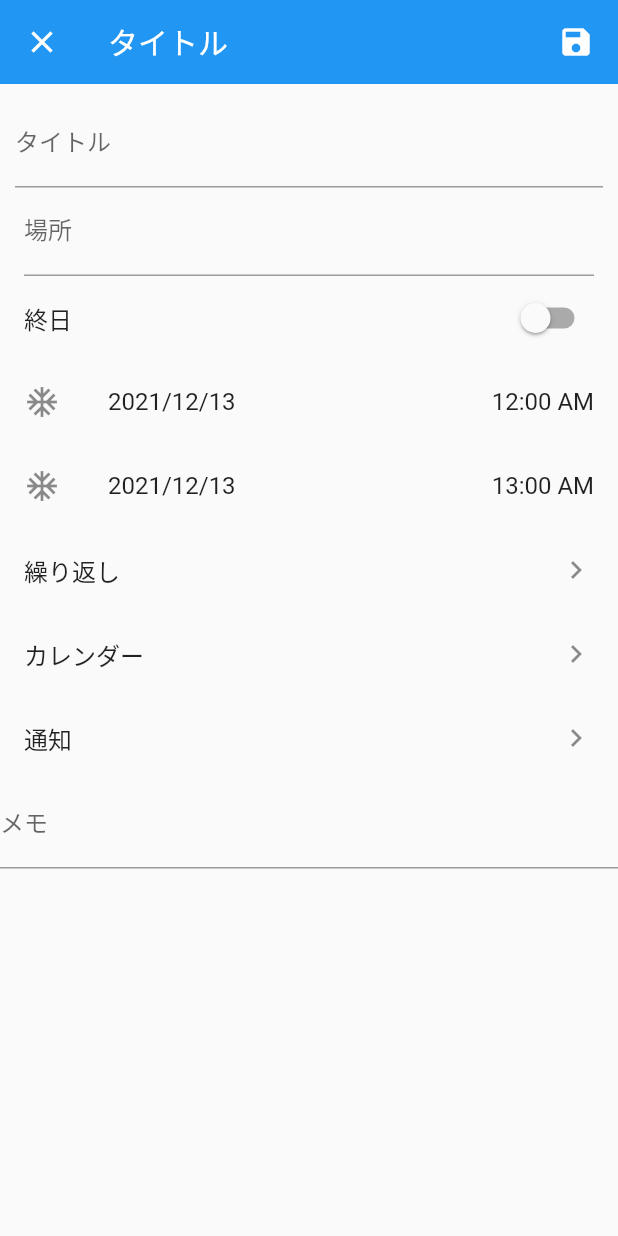
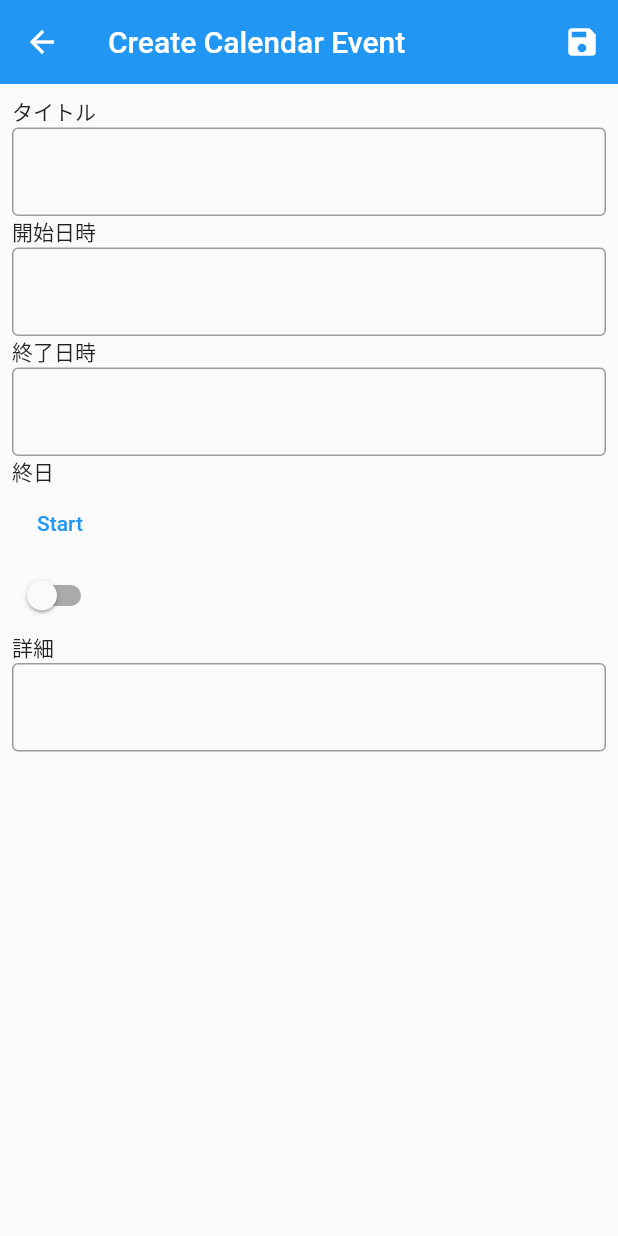
Before and after one commit to puchimilk/flutter_app, a Flutter app: the screen it shows after launch, after a tap on the "add" icon, on a phone screen of 412 x 824 dp. Run offline on Flutter 3.47's test engine with Material 2 defaults, Android fonts, the phone set to English and light mode, and no system bars; our stand-ins replace flutter_riverpod, routemaster, shared_preferences, sqflite; missing offline and left inert: charset_converter; accounts and stored records are empty; Roboto replaces fonts that are missing (Zen Kaku Gothic Antique).

Commit message:
main書き換え

```diff
--- a/lib/main.dart
+++ b/lib/main.dart
@@ -1,7 +1,11 @@
 import '/importer.dart';
 
-void main() {
-  runApp(const MyApp());
+Future<void> main() async {
+  runApp(
+    ProviderScope(
+      child: MyApp(),
+    ),
+  );
 }
 
 class MyApp extends StatelessWidget {
@@ -9,118 +13,58 @@ class MyApp extends StatelessWidget {
 
   @override
   Widget build(BuildContext context) {
-    return MaterialApp(
+    final routes = RouteMap(
+      routes: {
+        '/': (_) => TabPage(
+              child: BaseScreen(),
+              paths: ['/calendar', '/todo', '/memo', '/search', '/setting'],
+            ),
+        '/calendar': (_) => MaterialPage<dynamic>(
+              child: CalendarScreen(),
+            ),
+        '/calendar/new': (_) => MaterialPage<dynamic>(
+              child: AddCalendarEventScreen(),
+            ),
+        '/todo': (_) => MaterialPage<dynamic>(
+              child: TodoScreen(),
+            ),
+        '/todo/new': (_) => MaterialPage<dynamic>(
+              child: AddTodoScreen(),
+            ),
+        '/memo': (_) => MaterialPage<dynamic>(
+              child: MemoScreen(),
+            ),
+        '/search': (_) => MaterialPage<dynamic>(
+              child: SearchScreen(),
+            ),
+        '/setting': (_) => MaterialPage<dynamic>(
+              child: SettingScreen(),
+            ),
+      },
+    );
+
+    return MaterialApp.router(
       title: 'Flutter Demo',
       theme: ThemeData(
         primaryColor: AppColors.primary,
         textTheme: TextTheme(
           bodyText1: TextStyle(color: AppColors.darkGrey),
         ),
+        appBarTheme: AppBarTheme(
+          elevation: 0,
+        ),
+        tabBarTheme: TabBarTheme(
+          labelColor: AppColors.darkGrey,
+          labelPadding: EdgeInsets.zero,
+          unselectedLabelColor: AppColors.grey,
+        ),
+        fontFamily: 'Zen Kaku Gothic Antique',
       ),
-      home: const MyHomePage(),
+      routeInformationParser: RoutemasterParser(),
+      routerDelegate: RoutemasterDelegate(routesBuilder: (context) => routes),
     );
   }
 }
 
-class MyHomePage extends StatefulWidget {
-  const MyHomePage({Key? key}) : super(key: key);
-
-  @override
-  State<MyHomePage> createState() => _MyHomePageState();
-}
-
-class _MyHomePageState extends State<MyHomePage> {
-  // TODO: Todayページ実装
-  // TODO:  祝日判定の処理の重さ問題
-
-  @override
-  Widget build(BuildContext context) {
-    List<Widget> _children = <Widget>[
-      Column(
-        children: const <Widget>[
-          const WeekdayRow(),
-          //const MonthCalendarView(),
-          const TestMonthCalendarView(),
-        ],
-      ),
-      const WeekCalendarView(),
-      const DayCalendarView(),
-    ];
-
-    return Scaffold(
-      appBar: AppBar(
-        leading: IconButton(
-          icon: const Icon(Icons.menu),
-          onPressed: () => _showModalPage(context),
-        ),
-        title: const Text('タイトル'),
-        actions: [
-          SizedBox(
-            width: 56,
-            child: IconButton(
-              icon: const Icon(Icons.search),
-              onPressed: () {
-                // fetchEvent();
-              },
-            ),
-          ),
-          SizedBox(
-            width: 56,
-            child: IconButton(
-              icon: const Icon(Icons.today),
-              // onPressed: () => ref.watch(pageControllerProvider),
-              onPressed: () {},
-            ),
-          ),
-        ],
-        elevation: 0,
-      ),
-      body: Container(),
-      // body: _children[ref.watch(bottomNavigationProvider)],
-      /*
-      body: Column(
-        children: [
-          const WeekdayRow(),
-          MonthCalendarView(),
-        ],
-      ),
-      */
-      floatingActionButton: FloatingActionButton(
-        child: const Icon(Icons.add),
-        onPressed: () => _showAddEventPage(context),
-      ),
-      bottomNavigationBar: const BottomNavigation(),
-    );
-  }
-
-  BoxConstraints _constraints(BuildContext context) {
-    final MediaQueryData data = MediaQuery.of(context);
-    final double height = data.size.height - data.padding.top;
-    return BoxConstraints(maxHeight: height);
-  }
-
-  void _showModalPage(BuildContext context) {
-    showModalBottomSheet(
-      context: context,
-      isScrollControlled: true,
-      enableDrag: false,
-      constraints: _constraints(context),
-      builder: (context) => const ModalPage(),
-    );
-  }
-
-  void _showAddEventPage(BuildContext context) {
-    showModalBottomSheet(
-      context: context,
-      isScrollControlled: true,
-      enableDrag: false,
-      constraints: _constraints(context),
-      builder: (context) => const EventAddPage(),
-    );
-  }
-
-  // void fetchEvent() async {
-  //   final x = await FirebaseFirestore.instance.collection('users').doc('12345').get();
-  //   print(x.data());
-  // }
-}
+// TODO: Todayページ実装
+// TODO:  祝日判定の処理の重さ問題
--- /dev/null
+++ b/lib/ui/screen/add_calendar_event.dart
@@ -0,0 +1,126 @@
+import '/importer.dart';
+
+class AddCalendarEventScreen extends StatefulWidget {
+  AddCalendarEventScreen({Key? key}) : super(key: key);
+
+  @override
+  State<AddCalendarEventScreen> createState() => _AddCalendarEventScreenState();
+}
+
+class _AddCalendarEventScreenState extends State<AddCalendarEventScreen> {
+  @override
+  Widget build(BuildContext context) {
+    TextEditingController summaryController = TextEditingController();
+    TextEditingController descriptionController = TextEditingController();
+    TextEditingController locationController = TextEditingController();
+    bool _value = false;
+    void _onChanged(bool newValue) => setState(() => _value = newValue);
+
+    return Scaffold(
+      appBar: AppBar(
+        title: Text('Create Calendar Event'),
+        actions: [
+          IconButton(
+            onPressed: () {
+              final event = Event(
+                summary: summaryController.text,
+                description: descriptionController.text,
+                created: DateTime.now(),
+                location: locationController.text,
+                colorId: 1,
+                startDate: DateTime(2020),
+                isAllDay: true,
+              );
+              _insertEvent(event);
+
+              Routemaster.of(context).pop();
+            },
+            icon: Icon(Icons.save),
+          ),
+        ],
+      ),
+      body: LayoutBuilder(
+        builder: ((context, constraints) {
+          return ConstrainedBox(
+            constraints: BoxConstraints(minHeight: constraints.maxHeight),
+            child: SingleChildScrollView(
+              child: Padding(
+                padding: EdgeInsets.all(8),
+                child: Column(
+                  crossAxisAlignment: CrossAxisAlignment.start,
+                  children: [
+                    Text('タイトル'),
+                    TextField(
+                      controller: summaryController,
+                      decoration: InputDecoration(
+                        border: OutlineInputBorder(),
+                      ),
+                    ),
+                    Text('開始日時'),
+                    TextField(
+                      decoration: InputDecoration(
+                        border: OutlineInputBorder(),
+                      ),
+                    ),
+                    Text('終了日時'),
+                    TextField(
+                      decoration: InputDecoration(
+                        border: OutlineInputBorder(),
+                      ),
+                    ),
+                    Text('終日'),
+                    TextButton(
+                      onPressed: () async {
+                        _showDatePicker(context);
+                      },
+                      child: Text('Start'),
+                    ),
+                    Switch(
+                      value: _value,
+                      onChanged: (bool newValue) => _onChanged(newValue),
+                    ),
+                    Text('詳細'),
+                    TextField(
+                      controller: descriptionController,
+                      decoration: InputDecoration(
+                        border: OutlineInputBorder(),
+                      ),
+                    ),
+                  ],
+                ),
+              ),
+            ),
+          );
+        }),
+      ),
+    );
+  }
+
+  Future<void> _insertEvent(Event event) async {
+    final Future<Database> database = openDatabase(
+      join(await getDatabasesPath(), 'event.db'),
+      version: 1,
+      onCreate: (db, version) {
+        return db.execute(
+          'CREATE TABLE event(id INTEGER PRIMARY KEY AUTOINCREMENT, summary TEXT, description TEXT, created TEXT, updated TEXT, location TEXT, colorId INTEGER, startDate TEXT, endDate TEXT, isAllDay INTEGER)',
+        );
+      },
+    );
+
+    final Database db = await database;
+    await db.insert(
+      'event',
+      event.toMap(),
+      conflictAlgorithm: ConflictAlgorithm.replace,
+    );
+  }
+
+  Future<dynamic> _showDatePicker(BuildContext context) async {
+    return showDatePicker(
+      context: context,
+      initialDate: DateTime.now(),
+      firstDate: DateTime(1900, 01, 01),
+      lastDate: DateTime(2099, 12, 31),
+    ).then((result) => DateTime(result!.year, result.month, result.day));
+  }
+}
--- /dev/null
+++ b/lib/ui/screen/base.dart
@@ -0,0 +1,46 @@
+import '/importer.dart';
+
+class BaseScreen extends StatelessWidget {
+  const BaseScreen({Key? key}) : super(key: key);
+
+  @override
+  Widget build(BuildContext context) {
+    final tabPage = TabPage.of(context);
+
+    return Scaffold(
+      body: TabBarView(
+        controller: tabPage.controller,
+        physics: NeverScrollableScrollPhysics(),
+        children: [
+          for (final stack in tabPage.stacks)
+            PageStackNavigator(stack: stack),
+        ],
+      ),
+      bottomNavigationBar: TabBar(
+        controller: tabPage.controller,
+        tabs: [
+          Tab(
+            text: 'Calendar',
+            icon: Icon(Icons.calendar_today),
+          ),
+          Tab(
+            text: 'Todo',
+            icon: Icon(Icons.check_box_outlined),
+          ),
+          Tab(
+            text: 'Memo',
+            icon: Icon(Icons.description_outlined),
+          ),
+          Tab(
+            text: 'Search',
+            icon: Icon(Icons.search),
+          ),
+          Tab(
+            text: 'Setting',
+            icon: Icon(Icons.settings),
+          ),
+        ],
+      ),
+    );
+  }
+}
--- /dev/null
+++ b/lib/ui/screen/calendar.dart
@@ -0,0 +1,28 @@
+import '/importer.dart';
+
+final _repositoryProvider = Provider((ref) => Repository());
+
+final eventProvider = FutureProvider<List<Event>>((ref) async {
+  final repository = ref.read(_repositoryProvider);
+  return repository.fetchEvent();
+});
+
+class CalendarScreen extends StatelessWidget {
+   const CalendarScreen({Key? key}) : super(key: key);
+
+  @override
+  Widget build(BuildContext context) {
+    return Scaffold(
+      appBar: AppBar(
+        title: Text('Calendar'),
+        actions: [
+          IconButton(
+            onPressed: () => Routemaster.of(context).push('/calendar/new'),
+            icon: Icon(Icons.add),
+          ),
+        ],
+      ),
+      body: Center(child: Text('Calendar Screen')),
+    );
+  }
+}
```
Also changed, not shown: lib/provider/shared_prefs.dart (added, +9 -0 lines), lib/repository/repository.dart (added, +57 -0 lines), lib/ui/screen/memo.dart (added, +15 -0 lines), lib/ui/screen/search.dart (added, +15 -0 lines), lib/ui/screen/setting.dart (added, +41 -0 lines), lib/ui/screen/todo.dart (added, +26 -0 lines).
